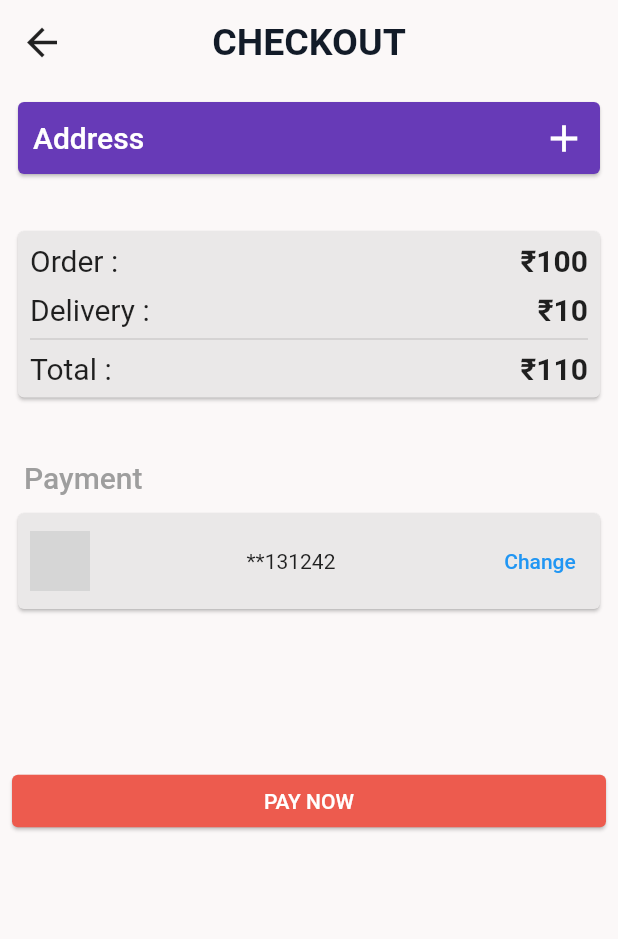
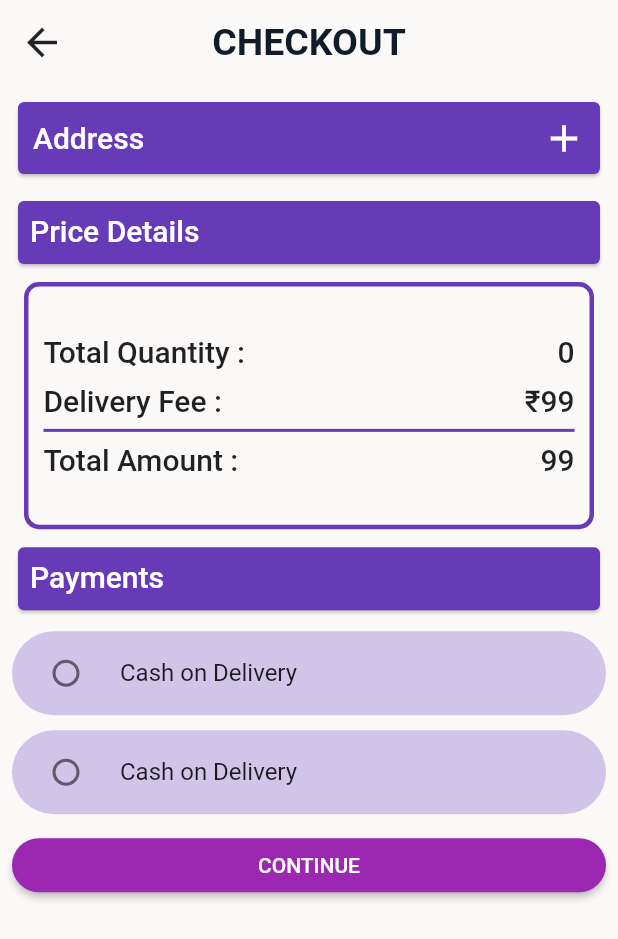
Before and after one commit to muhammedsaheerck/muhammedsaheerck-shoeclub, a Flutter app: the ScreenCart screen opened directly, after a tap on "PLACE ORDER", on a phone screen of 412 x 824 dp. Shown: the top 939 px of the screen. Run offline on Flutter 3.47's test engine with Material 2 defaults, Android fonts, the phone set to English and light mode, and no system bars; our stand-ins replace carousel_slider, dio, dropdown_button2, flashy_tab_bar2, flutter_slidable, google_fonts and 1 more; accounts and stored records are empty; network calls fail; Roboto replaces fonts that are missing (Inika); grey boxes are pictures that could not be loaded.

Commit message:
Checkout completed

```diff
--- a/lib/application/cart/cart_provider.dart
+++ b/lib/application/cart/cart_provider.dart
@@ -10,6 +10,13 @@ import 'package:shoeclub/infrastructure/cart/cart_services.dart';
 class CartProvider extends ChangeNotifier {
   int totalPrice = 0;
 
+  String? selectedPayment;
+
+  void radioSelectPayments(String value) {
+    selectedPayment = value;
+    notifyListeners();
+  }
+
   Future addToCart(
     Product product,
     String size,
@@ -18,7 +25,7 @@ class CartProvider extends ChangeNotifier {
     try {
       Response response =
           await CartApiCalls().addToCart(product, 1, size) as Response;
-      await CartApiCalls().getCart();
+      await getAllCart();
 
       ScaffoldMessenger.of(context).showSnackBar(
         SnackBar(
@@ -45,7 +52,7 @@ class CartProvider extends ChangeNotifier {
     try {
       await CartApiCalls().addToCart(product, qty, size) as Response;
 
-      await CartApiCalls().getCart();
+      await getAllCart();
     } catch (e) {
       log(e.toString());
     }
@@ -56,7 +63,7 @@ class CartProvider extends ChangeNotifier {
     try {
       Response response =
           await CartApiCalls().removeFromCart(product) as Response;
-      await CartApiCalls().getCart();
+      await getAllCart();
       if (response.statusCode == 201) {
         ScaffoldMessenger.of(context).showSnackBar(
           SnackBar(
@@ -80,10 +87,23 @@ class CartProvider extends ChangeNotifier {
     int totalQty = 0;
     for (var i = 0; i < cartNotifierList.value.length; i++) {
       totalQty = totalQty + cartNotifierList.value[i]!.qty!;
-
+      getAllCart();
       log("qqqqqqqq" + totalQty.toString());
     }
     notifyListeners();
     return totalQty;
   }
+
+  Future<void> getAllCart() async {
+    try {
+      final response = await CartApiCalls().getCart();
+      totalAmount.value = response!.totalPrice!;
+      totalAmount.notifyListeners();
+      cartNotifierList.value.clear();
+      cartNotifierList.value.addAll(response.products!.reversed);
+      cartNotifierList.notifyListeners();
+    } catch (e) {
+      log(e.toString());
+    }
+  }
 }
--- a/lib/application/home/home_provider.dart
+++ b/lib/application/home/home_provider.dart
@@ -18,14 +18,18 @@ class HomeProvider extends ChangeNotifier {
   void dropdownShowProducts(int value) {
     if (value == 0) {
       valueFound.value = productListNotifier.value;
+      valueFound.notifyListeners();
       log("casualaaa" + valueFound.toString());
     } else if (value == 1) {
       valueFound.value = productCasualListNotifier.value;
+      valueFound.notifyListeners();
       log("+++++++++" + valueFound.toString());
     } else if (value == 2) {
       valueFound.value = productFormalListNotifier.value;
+      valueFound.notifyListeners();
     } else {
       valueFound.value = productSportsListNotifier.value;
+      valueFound.notifyListeners();
     }
     notifyListeners();
   }
--- a/lib/core/const_datas.dart
+++ b/lib/core/const_datas.dart
@@ -45,6 +45,9 @@ SizedBox height30 = const SizedBox(
 Divider divider1 = const Divider(
   thickness: 1,
 );
+Divider divider2 = const Divider(color: Colors.deepPurple,
+  thickness: 2,
+);
 SizedBox width10 = const SizedBox(
   width: 10,
 );
@@ -55,7 +58,7 @@ String? userId;
 
 //valuenotifiers
 ValueNotifier<List<ProductElementCart?>> cartNotifierList = ValueNotifier([]);
-ValueNotifier<int> totalPrice = ValueNotifier(0);
+ValueNotifier<int> totalAmount = ValueNotifier(0);
 ValueNotifier<List<ProductElement?>> wishlistnotifier = ValueNotifier([]);
 ValueNotifier<List<Product?>> valueFound = ValueNotifier([]);
 ValueNotifier<int?> totalQty = ValueNotifier(0);
--- a/lib/core/url.dart
+++ b/lib/core/url.dart
@@ -1,4 +1,4 @@
-String baseUrl = 'http://192.168.29.225:5000';
+String baseUrl = 'http://192.168.143.89:5000';
 
 String productUrl = '/products';
 String signUpUrl = '/auth/signup';
--- a/lib/infrastructure/cart/cart_services.dart
+++ b/lib/infrastructure/cart/cart_services.dart
@@ -41,21 +41,17 @@ class CartApiCalls {
     return null;
   }
 
-  Future<Response?> getCart() async {
+  Future<CartModal?> getCart() async {
     try {
       Response response = await dio.get("${baseUrl + cartUrl}?userid=$userId");
       Map<String, dynamic> data = await json.decode(response.data);
       log(response.statusCode.toString());
-      if (response.statusCode == 200) {
-        final getData = CartModal.fromJson(data);
-        totalPrice.value = getData.totalPrice!;
-        totalPrice.notifyListeners();
-        cartNotifierList.value.clear();
-        cartNotifierList.value.addAll(getData.products!.reversed);
-        cartNotifierList.notifyListeners();
 
-        log("cart" + cartNotifierList.toString());
-      }
+      final getData = CartModal.fromJson(data);
+
+
+      log("cart" + cartNotifierList.toString());
+      return getData;
     } catch (e) {
       log(e.toString());
     }
--- a/lib/presentation/cart/screen_cart.dart
+++ b/lib/presentation/cart/screen_cart.dart
@@ -16,8 +16,9 @@ class ScreenCart extends StatelessWidget {
 
   @override
   Widget build(BuildContext context) {
-    CartApiCalls().getCart();
-    CartProvider().findTotalQuantity();
+    Provider.of<CartProvider>(context, listen: false).getAllCart();
+
+    // CartProvider().findTotalQuantity();
     return Scaffold(
       backgroundColor: test,
       // backgroundColor: test,
@@ -241,6 +242,7 @@ class ScreenCart extends StatelessWidget {
                       style: const TextStyle(
                           fontSize: 20, fontWeight: FontWeight.bold),
                     ),
+
                     const Divider(
                       thickness: 1,
                     ),
@@ -274,7 +276,7 @@ class ScreenCart extends StatelessWidget {
                               fontSize: 18, fontWeight: FontWeight.w600),
                         ),
                         ValueListenableBuilder(
-                          valueListenable: totalPrice,
+                          valueListenable: totalAmount,
                           builder: (context, value, child) => Text(
                             value.toString(),
                             style: const TextStyle(
--- a/lib/presentation/cart/widgets/screen_checkout.dart
+++ b/lib/presentation/cart/widgets/screen_checkout.dart
@@ -4,6 +4,7 @@ import 'package:flutter/material.dart';
 import 'package:google_fonts/google_fonts.dart';
 import 'package:provider/provider.dart';
 import 'package:shoeclub/application/address/address_provider.dart';
+import 'package:shoeclub/application/cart/cart_provider.dart';
 import 'package:shoeclub/infrastructure/address/address_services.dart';
 import 'package:shoeclub/presentation/cart/widgets/payment_details.dart';
 import 'package:shoeclub/presentation/cart/widgets/screen_add_address.dart';
@@ -15,7 +16,8 @@ class ScreenCheckout extends StatelessWidget {
 
   @override
   Widget build(BuildContext context) {
-    AddressProvider().getAllAddresses();
+    Provider.of<AddressProvider>(context,listen: false).getAllAddresses();
+
     return Scaffold(
       backgroundColor: splashColorPlatinum,
       appBar: AppBar(
@@ -86,7 +88,7 @@ class ScreenCheckout extends StatelessWidget {
                   // log("addddd" + address.toString());
                   return Card(
                     elevation: 2,
-                    color: Colors.deepPurple.shade100,
+                    color: Colors.deepPurple.shade50,
                     child: Row(
                       children: [
                         Consumer<AddressProvider>(
@@ -244,82 +246,129 @@ class ScreenCheckout extends StatelessWidget {
                 },
               ),
             ),
-            height30,
+            height10,
+            const SizedBox(
+              height: 50,
+              child: Card(
+                color: Colors.deepPurple,
+                child: Padding(
+                  padding: EdgeInsets.all(8.0),
+                  child: Text(
+                    "Price Details",
+                    style: TextStyle(
+                        fontSize: 20,
+                        fontWeight: FontWeight.w500,
+                        color: Colors.white),
+                  ),
+                ),
+              ),
+            ),
             Expanded(
-              child: Card(
-                color: cardColorAlilceBlue,
               child: Padding(
                 padding: const EdgeInsets.all(8.0),
+                child: Container(
+                  height: MediaQuery.of(context).size.height / 5,
+                  decoration: BoxDecoration(
+                    border: Border.all(color: Colors.deepPurple, width: 3),
+                    borderRadius: const BorderRadius.all(
+                      Radius.circular(10),
+                    ),
+                  ),
+                  // color: cardColorAlilceBlue,
+                  child: Padding(
+                    padding: const EdgeInsets.all(10.0),
                     child: Column(
-                    mainAxisAlignment: MainAxisAlignment.start,
+                      mainAxisAlignment: MainAxisAlignment.center,
                       crossAxisAlignment: CrossAxisAlignment.start,
                       children: [
-                      const OrderDetails(
-                        amount: '₹100',
-                        name: 'Order :',
+                        Consumer<CartProvider>(
+                          builder: (context, value, child) => OrderDetails(
+                            amount: value.findTotalQuantity().toString(),
+                            name: 'Total Quantity :',
+                          ),
                         ),
                         height10,
                         const OrderDetails(
-                        amount: '₹10',
-                        name: 'Delivery :',
+                          amount: '₹99',
+                          name: 'Delivery Fee :',
                         ),
-                      divider1,
-                      const OrderDetails(
-                        amount: '₹110',
-                        name: 'Total :',
+                        divider2,
+                        ValueListenableBuilder(
+                          valueListenable: totalAmount,
+                          builder: (context, value, child) {
+                            final total = value + 99;
+                            return OrderDetails(
+                              amount: total.toString(),
+                              name: 'Total Amount :',
+                            );
+                          },
                         ),
                       ],
                     ),
                   ),
                 ),
               ),
-            height30,
-            const Padding(
+            ),
+            const SizedBox(
+              height: 50,
+              child: Card(
+                color: Colors.deepPurple,
+                child: Padding(
                   padding: EdgeInsets.all(8.0),
                   child: Text(
-                "Payment",
+                    "Payments",
                     style: TextStyle(
                         fontSize: 20,
                         fontWeight: FontWeight.w500,
-                    color: Colors.grey),
+                        color: Colors.white),
                   ),
                 ),
-            Card(
-              color: cardColorAlilceBlue,
-              child: Padding(
-                padding: const EdgeInsets.all(8.0),
-                child: Row(
-                  mainAxisAlignment: MainAxisAlignment.spaceBetween,
+              ),
+            ),
+            height10,
+            Consumer<CartProvider>(
+              builder: (context, valueProvider, child) => Column(
                 children: [
-                    Image.network(
-                      "https://encrypted-tbn0.gstatic.com/images?q=tbn:ANd9GcRcXyqtLQ_gexpplNlllSl0iZ9HkyerYeH4mQ&usqp=CAU",
-                      width: 40,
-                      height: 40,
+                  Container(
+                    decoration: BoxDecoration(
+                      borderRadius: BorderRadius.circular(50),
+                      color: Colors.deepPurple.shade100,
                     ),
-                    const Text("**131242"),
-                    TextButton(
-                        onPressed: (() {
-                          Navigator.of(context).push(MaterialPageRoute(
-                              builder: ((context) => const ScreenPayment())));
+                    child: RadioListTile(
+                      title: const Text("Cash on Delivery"),
+                      value: "Cash on Delivery",
+                      groupValue: valueProvider.selectedPayment,
+                      onChanged: ((value) {
+                        valueProvider.radioSelectPayments(value.toString());
                       }),
-                        child: const Text("Change"))
+                    ),
+                  ),
+                  height10,
+                  Container(
+                    decoration: BoxDecoration(
+                      borderRadius: BorderRadius.circular(50),
+                      color: Colors.deepPurple.shade100,
+                    ),
+                    child: RadioListTile(
+                      title: const Text("Cash on Delivery"),
+                      value: "Online Payment",
+                      groupValue: valueProvider.selectedPayment,
+                      onChanged: ((value) {
+                        valueProvider.radioSelectPayments(value.toString());
+                      }),
+                    ),
+                  ),
                 ],
               ),
             ),
-            ),
-            const SizedBox(
-              height: 100,
-            ),
+            height10,
             ElevatedButton(
-                style: ElevatedButton.styleFrom(
-                    minimumSize: const Size.fromHeight(35),
-                    elevation: 1,
-                    backgroundColor: const Color.fromRGBO(237, 91, 78, 1)),
+                style: buttonStyle,
                 onPressed: (() {
                   Navigator.of(context).push(MaterialPageRoute(
                       builder: ((context) => const ScreenCheckout())));
                 }),
-                child: const Text("PAY NOW")),
+                child: const Text("CONTINUE")),
           ],
         ),
       ),
@@ -340,13 +389,11 @@ class OrderDetails extends StatelessWidget {
       children: [
         Text(
           name,
-          style: const TextStyle(
-            fontSize: 20,
-          ),
+          style: const TextStyle(fontSize: 20, fontWeight: FontWeight.w500),
         ),
         Text(
           amount,
-          style: TextStyle(fontSize: 20, fontWeight: FontWeight.bold),
+          style: const TextStyle(fontSize: 20, fontWeight: FontWeight.w500),
         ),
       ],
     );
--- a/lib/presentation/home/screen_home.dart
+++ b/lib/presentation/home/screen_home.dart
@@ -29,6 +29,7 @@ class _ScreenHomeState extends State<ScreenHome> {
   String dropdownValue = "All";
   @override
   void initState() {
+    Provider.of<HomeProvider>(context, listen: false).dropdownShowProducts(0);
     valueFound.value = productListNotifier.value;
     super.initState();
   }
@@ -36,6 +37,9 @@ class _ScreenHomeState extends State<ScreenHome> {
   @override
   Widget build(BuildContext context) {
     ProductApiCalls().getProducts();
+
+    Provider.of<CartProvider>(context, listen: false).getAllCart();
+    Provider.of<CartProvider>(context, listen: false).findTotalQuantity();
 
     WidgetsBinding.instance.addPostFrameCallback((timeStamp) async {
       SharedPreferences sharedPreferences =
@@ -206,11 +210,10 @@ class _ScreenHomeState extends State<ScreenHome> {
                     dropdownWidth: 150,
                     dropdownPadding: null,
                     dropdownDecoration: BoxDecoration(
-
                       borderRadius: const BorderRadius.only(
                           topLeft: Radius.circular(15),
                           bottomLeft: Radius.circular(40),
-                          bottomRight:Radius.circular(10) ),
+                          bottomRight: Radius.circular(10)),
                       color: Colors.deepPurple.shade100,
                     ),
 
--- a/lib/presentation/home/widgets/product_details.dart
+++ b/lib/presentation/home/widgets/product_details.dart
@@ -162,15 +162,15 @@ class ScreenProductDetails extends StatelessWidget {
                 ),
               ),
               // height10,
-              SizedBox(
-                child: ElevatedButton(
-                    style: buttonStyle,
-                    onPressed: (() {
-                      Navigator.of(context).pushReplacement(MaterialPageRoute(
-                          builder: ((context) => const ScreenCheckout())));
-                    }),
-                    child: const Text("BUY NOW")),
-              )
+              // SizedBox(
+              //   child: ElevatedButton(
+              //       style: buttonStyle,
+              //       onPressed: (() {
+              //         Navigator.of(context).pushReplacement(MaterialPageRoute(
+              //             builder: ((context) => const ScreenCheckout())));
+              //       }),
+              //       child: const Text("BUY NOW")),
+              // )
             ],
           ),
         ),
--- a/lib/presentation/widgets/bottom_navigation.dart
+++ b/lib/presentation/widgets/bottom_navigation.dart
@@ -7,6 +7,7 @@ import 'package:shoeclub/infrastructure/product/product_services.dart';
 import 'package:shoeclub/presentation/home/screen_home.dart';
 import 'package:shoeclub/presentation/wishlist/screen_wishlist.dart';
 
+import '../../application/cart/cart_provider.dart';
 import '../cart/screen_cart.dart';
 import '../settings/screen_settings.dart';
 
@@ -22,7 +23,6 @@ class BottomNavigationBarWidget extends StatelessWidget {
 
   @override
   Widget build(BuildContext context) {
-
     return Consumer<BottomNavigationProvider>(
       builder: (context, value, child) => Scaffold(
         body: tabItems[value.selectedIndex],
```
Lines whose indentation alone changed are shown as unchanged.
